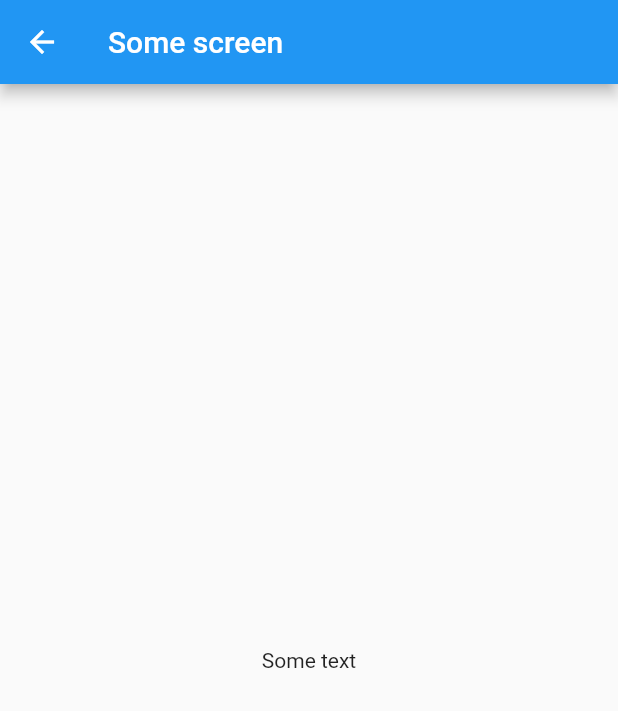
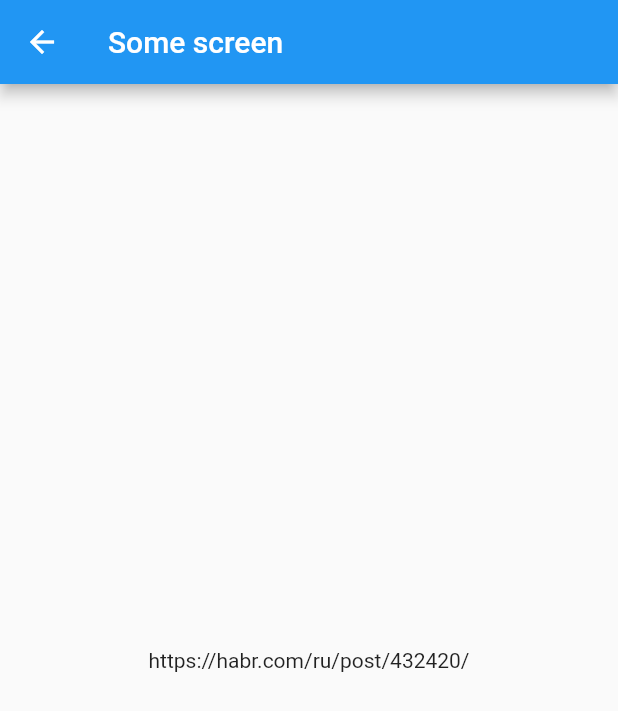
Before and after one commit to irizzka/flutter_branch_t, a Flutter app: the SomeScreen screen opened directly, on a phone screen of 412 x 824 dp. Shown: the top 711 px of the screen. Run offline on Flutter 3.47's test engine with Material 2 defaults, Android fonts, the phone set to English and light mode, and no system bars.

Commit message:
change text

```diff
--- a/lib/screens/some_screen.dart
+++ b/lib/screens/some_screen.dart
@@ -15,7 +15,7 @@ class _SomeScreen extends State<SomeScreen> {
         title: Text("Some screen"),
       ),
       body: Center(
-        child: Text("Some text"),
+        child: Text("https://habr.com/ru/post/432420/"),
         ),
       );
   }
```
